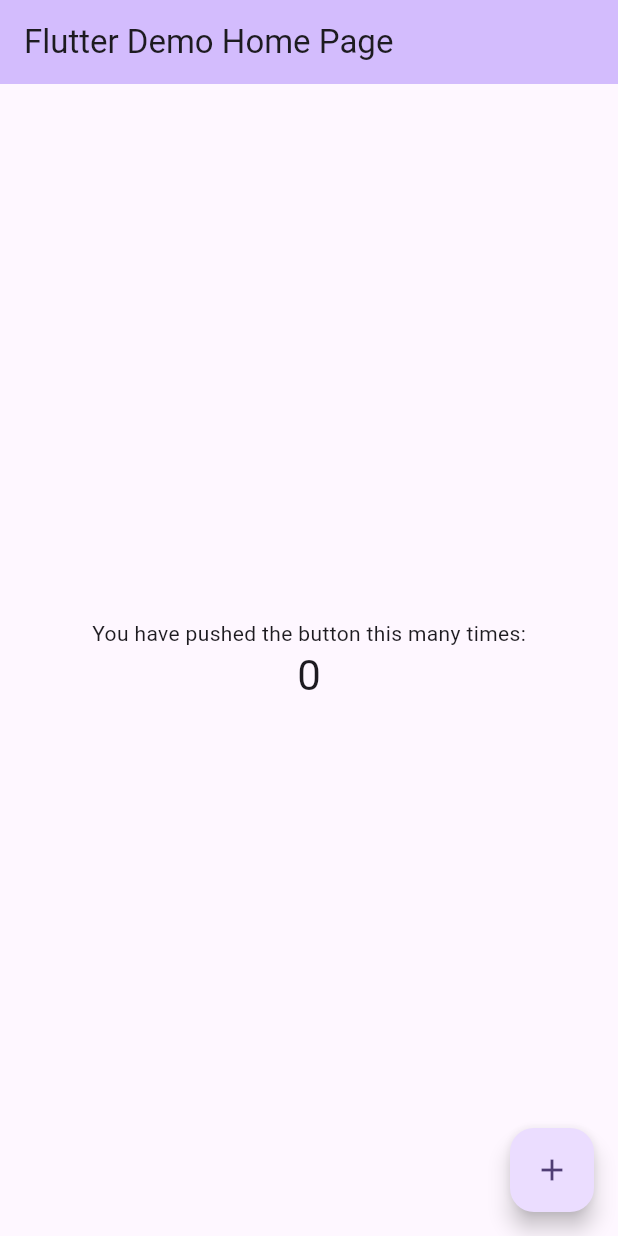
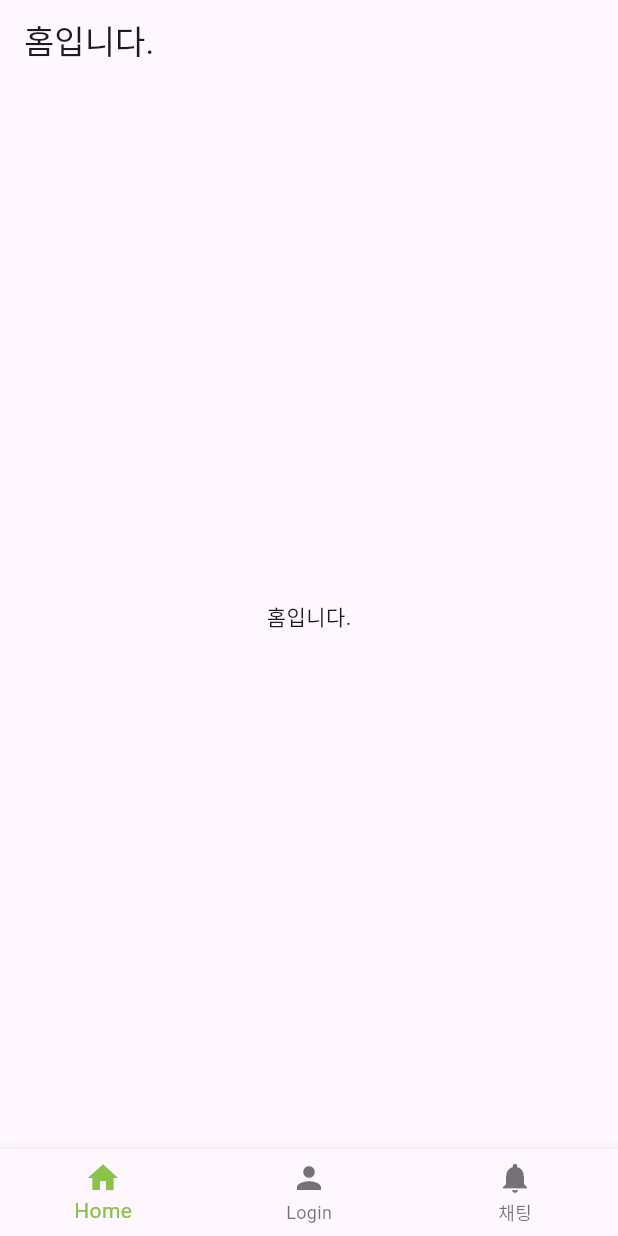
Before and after one commit to myhome1204/baby, a Flutter app: the screen it shows after launch, on a phone screen of 412 x 824 dp. Run offline on Flutter 3.47's test engine with Material 3 defaults, Android fonts, the phone set to English and light mode, and no system bars.

Commit message:
바텀네비게이션 바 생성,3개 페이지 생성

```diff
--- /dev/null
+++ b/lib/home.dart
@@ -0,0 +1,19 @@
+import 'package:flutter/material.dart';
+class Home extends StatefulWidget {
+  @override
+  _HomeState createState() => _HomeState();
+}
+
+class _HomeState extends State<Home> {
+  @override
+  Widget build(BuildContext context) {
+    return Scaffold(
+      appBar: AppBar(
+        title: Text('홈입니다.'),
+      ),
+      body: Center(
+        child: Text('홈입니다.'),
+      ),
+    );
+  }
+}
--- /dev/null
+++ b/lib/login.dart
@@ -0,0 +1,20 @@
+import 'package:flutter/material.dart';
+
+class Login extends StatefulWidget {
+  @override
+  _LoginState createState() => _LoginState();
+}
+
+class _LoginState extends State<Login> {
+  @override
+  Widget build(BuildContext context) {
+    return Scaffold(
+      appBar: AppBar(
+        title: Text('로그인입니다.'),
+      ),
+      body: Center(
+        child: Text('로그인입니다.'),
+      ),
+    );
+  }
+}
--- a/lib/main.dart
+++ b/lib/main.dart
@@ -1,4 +1,7 @@
 import 'package:flutter/material.dart';
+import 'package:untitled3/chat.dart';
+import 'package:untitled3/login.dart';
+import 'package:untitled3/home.dart';
 
 void main() {
   runApp(const MyApp());
@@ -7,31 +10,16 @@ void main() {
 class MyApp extends StatelessWidget {
   const MyApp({super.key});
 
-  // This widget is the root of your application.
   @override
   Widget build(BuildContext context) {
     return MaterialApp(
       title: 'Flutter Demo',
       theme: ThemeData(
-        // This is the theme of your application.
-        //
-        // TRY THIS: Try running your application with "flutter run". You'll see
-        // the application has a purple toolbar. Then, without quitting the app,
-        // try changing the seedColor in the colorScheme below to Colors.green
-        // and then invoke "hot reload" (save your changes or press the "hot
-        // reload" button in a Flutter-supported IDE, or press "r" if you used
-        // the command line to start the app).
-        //
-        // Notice that the counter didn't reset back to zero; the application
-        // state is not lost during the reload. To reset the state, use hot
-        // restart instead.
-        //
-        // This works for code too, not just values: Most code changes can be
-        // tested with just a hot reload.
         colorScheme: ColorScheme.fromSeed(seedColor: Colors.deepPurple),
         useMaterial3: true,
       ),
-      home: const MyHomePage(title: 'Flutter Demo Home Page'),
+      home: const MyHomePage(title: 'Tab'),
+
     );
   }
 }
@@ -53,72 +41,49 @@ class MyHomePage extends StatefulWidget {
   @override
   State<MyHomePage> createState() => _MyHomePageState();
 }
+
 class _MyHomePageState extends State<MyHomePage> {
-  int _counter = 0;
-
-  void _incrementCounter() {
+  int _selectedIndex = 0;
+  final List<Widget> _widgetOptions = <Widget>[
+    Home(),
+    Login(),
+    Chat(),
+  ];
+  void _onItemTapped(int index) {
     setState(() {
-      // This call to setState tells the Flutter framework that something has
-      // changed in this State, which causes it to rerun the build method below
-      // so that the display can reflect the updated values. If we changed
-      // _counter without calling setState(), then the build method would not be
-      // called again, and so nothing would appear to happen.
-      _counter++;
+      _selectedIndex = index;
     });
   }
-
   @override
   Widget build(BuildContext context) {
-    // This method is rerun every time setState is called, for instance as done
-    // by the _incrementCounter method above.
-    //
-    // The Flutter framework has been optimized to make rerunning build methods
-    // fast, so that you can just rebuild anything that needs updating rather
-    // than having to individually change instances of widgets.
     return Scaffold(
-      appBar: AppBar(
-        // TRY THIS: Try changing the color here to a specific color (to
-        // Colors.amber, perhaps?) and trigger a hot reload to see the AppBar
-        // change color while the other colors stay the same.
-        backgroundColor: Theme.of(context).colorScheme.inversePrimary,
-        // Here we take the value from the MyHomePage object that was created by
-        // the App.build method, and use it to set our appbar title.
-        title: Text(widget.title),
+      body: SafeArea(
+        child: _widgetOptions.elementAt(_selectedIndex),
       ),
-      body: Center(
-        // Center is a layout widget. It takes a single child and positions it
-        // in the middle of the parent.
-        child: Column(
-          // Column is also a layout widget. It takes a list of children and
-          // arranges them vertically. By default, it sizes itself to fit its
-          // children horizontally, and tries to be as tall as its parent.
-          //
-          // Column has various properties to control how it sizes itself and
-          // how it positions its children. Here we use mainAxisAlignment to
-          // center the children vertically; the main axis here is the vertical
-          // axis because Columns are vertical (the cross axis would be
-          // horizontal).
-          //
-          // TRY THIS: Invoke "debug painting" (choose the "Toggle Debug Paint"
-          // action in the IDE, or press "p" in the console), to see the
-          // wireframe for each widget.
-          mainAxisAlignment: MainAxisAlignment.center,
-          children: <Widget>[
-            const Text(
-              'You have pushed the button this many times:',
-            ),
-            Text(
-              '$_counter',
-              style: Theme.of(context).textTheme.headlineMedium,
-            ),
-          ],
-        ),
+      bottomNavigationBar:BottomNavigationBar (
+        items: const <BottomNavigationBarItem>[
+          BottomNavigationBarItem(icon: Icon(Icons.home),
+            label:"Home",
+          ),
+          BottomNavigationBarItem(icon: Icon(Icons.person),
+            label:"Login",
+          ),
+          BottomNavigationBarItem(icon: Icon(Icons.notifications),
+            label:"채팅",
+          )
+        ],
+        currentIndex: _selectedIndex,
+        selectedItemColor: Colors.lightGreen,
+        onTap: _onItemTapped,
       ),
-      floatingActionButton: FloatingActionButton(
-        onPressed: _incrementCounter,
-        tooltip: 'Increment',
-        child: const Icon(Icons.add),
-      ), // This trailing comma makes auto-formatting nicer for build methods.
     );
   }
+  void initState() {
+    //해당 클래스가 호출되었을떄
+    super.initState();
+  }
+  @override
+  void dispose() {
+    super.dispose();
+  }
 }
```
Also changed, not shown: lib/chat.dart (added, +20 -0 lines).
